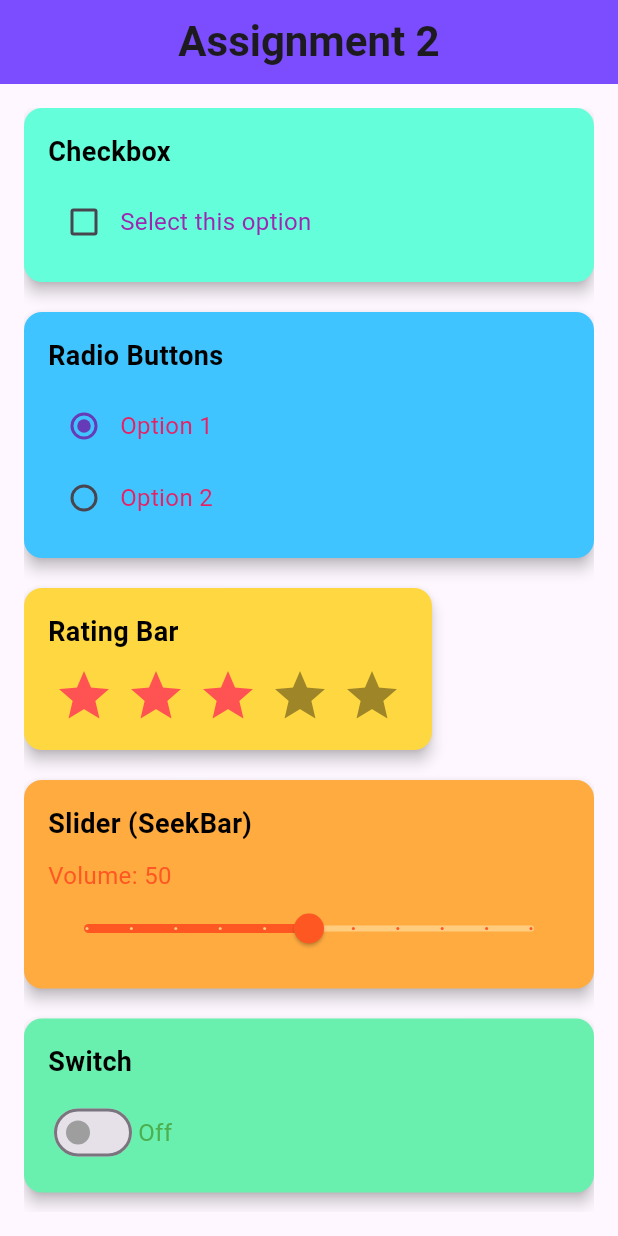
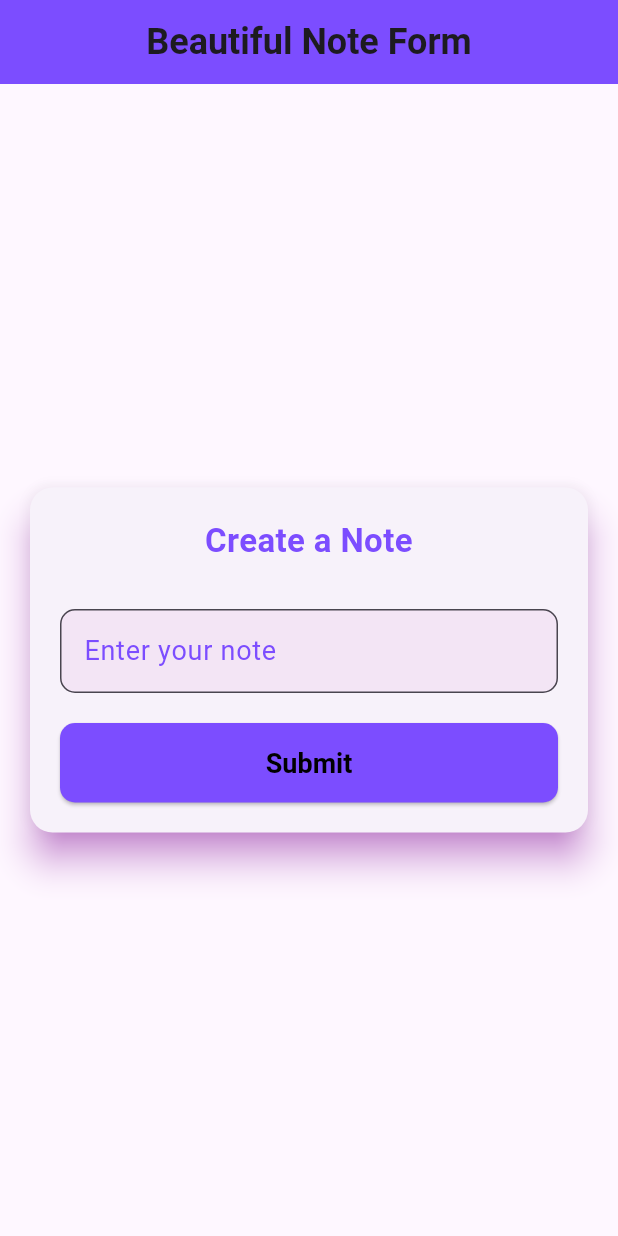
Before and after one commit to riyad-from-space/assignment, a Flutter app: the screen it shows after launch, on a phone screen of 412 x 824 dp. Run offline on Flutter 3.47's test engine with Material 3 defaults, Android fonts, the phone set to English and light mode, and no system bars; drawn by our look-alikes of flutter_rating_bar; our stand-ins replace fluttertoast.

Commit message:
assignment 3

```diff
--- /dev/null
+++ b/lib/assignment_3/assignment_3.dart
@@ -0,0 +1,121 @@
+import 'package:flutter/material.dart';
+
+class Assignment3 extends StatefulWidget {
+  @override
+  _NoteFormPageState createState() => _NoteFormPageState();
+}
+
+class _NoteFormPageState extends State<Assignment3> {
+  final _formKey = GlobalKey<FormState>();
+  final _noteController = TextEditingController();
+
+  String? _validateNoteField(String? value) {
+    String pattern = r'^[a-zA-Z\s]+$';
+    RegExp regex = RegExp(pattern);
+
+    if (value == null || value.isEmpty) {
+      return 'Note field cannot be empty';
+    } else if (!regex.hasMatch(value)) {
+      return 'Note can only contain letters and spaces';
+    }
+    return null;
+  }
+
+  @override
+  void dispose() {
+    _noteController.dispose();
+    super.dispose();
+  }
+
+  @override
+  Widget build(BuildContext context) {
+    return Scaffold(
+      appBar: AppBar(
+        title: Text(
+          'Beautiful Note Form',
+          style: TextStyle(
+            fontWeight: FontWeight.bold,
+            fontSize: 24,
+          ),
+        ),
+        centerTitle: true,
+        backgroundColor: Colors.deepPurpleAccent,
+        elevation: 0,
+      ),
+      body: Center(
+        child: SingleChildScrollView(
+          padding: EdgeInsets.all(16.0),
+          child: Card(
+            shape: RoundedRectangleBorder(
+              borderRadius: BorderRadius.circular(15),
+            ),
+            elevation: 10,
+            shadowColor: Colors.purpleAccent,
+            child: Padding(
+              padding: EdgeInsets.all(20.0),
+              child: Form(
+                key: _formKey,
+                child: Column(
+                  crossAxisAlignment: CrossAxisAlignment.stretch,
+                  children: <Widget>[
+                    Text(
+                      'Create a Note',
+                      textAlign: TextAlign.center,
+                      style: TextStyle(
+                        fontSize: 22,
+                        fontWeight: FontWeight.w600,
+                        color: Colors.deepPurpleAccent,
+                      ),
+                    ),
+                    SizedBox(height: 30),
+                    TextFormField(
+                      controller: _noteController,
+                      decoration: InputDecoration(
+                        labelText: 'Enter your note',
+                        labelStyle: TextStyle(
+                          color: Colors.deepPurpleAccent,
+                          fontSize: 18,
+                        ),
+                        filled: true,
+                        fillColor: Colors.purple[50],
+                        border: OutlineInputBorder(
+                          borderRadius: BorderRadius.circular(10),
+                        ),
+                      ),
+                      validator: _validateNoteField,
+                    ),
+                    SizedBox(height: 20),
+                    ElevatedButton(
+                      onPressed: () {
+                        if (_formKey.currentState!.validate()) {
+                          ScaffoldMessenger.of(context).showSnackBar(
+                            SnackBar(content: Text('Note is valid!')),
+                          );
+                        }
+                      },
+                      style: ElevatedButton.styleFrom(
+                        backgroundColor: Colors.deepPurpleAccent,
+                        shape: RoundedRectangleBorder(
+                          borderRadius: BorderRadius.circular(10),
+                        ),
+                        padding: EdgeInsets.symmetric(vertical: 16),
+                        textStyle: TextStyle(
+                          fontSize: 18,
+                          fontWeight: FontWeight.bold,
+                        ),
+                      ),
+                      child: Text('Submit', style: TextStyle(
+                        fontWeight: FontWeight.bold,color: Colors.black
+
+                      ),),
+                    ),
+                  ],
+                ),
+              ),
+            ),
+          ),
+        ),
+      ),
+    );
+  }
+}
--- a/lib/main.dart
+++ b/lib/main.dart
@@ -2,6 +2,7 @@ import 'package:flutter/material.dart';
 
 import 'assignment_1/assignment_1.dart';
 import 'assignment_2/assignment_2.dart';
+import 'assignment_3/assignment_3.dart';
 
 
 void main() {
@@ -17,7 +18,7 @@ class MyApp extends StatelessWidget {
 
         primarySwatch: Colors.blue,
       ),
-      home: SecondAssignment(),
+      home: Assignment3(),
     );
   }
 }
```
